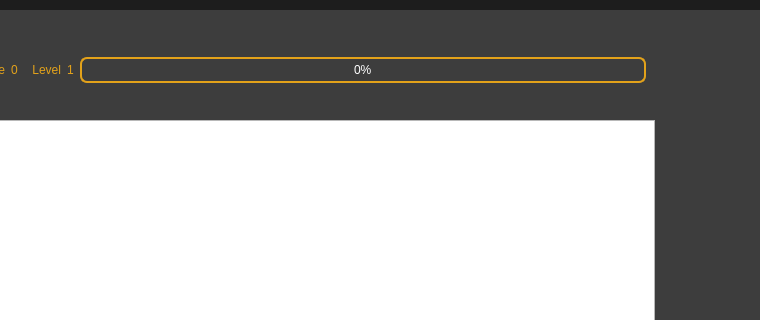
This is snakewindow.ui in TheresePlaton/test as Qt 5 draws it before an edit; both pictures show x 135 to 895 and y 0 to 320 of the 895 by 685 pixel window. The edited form follows.
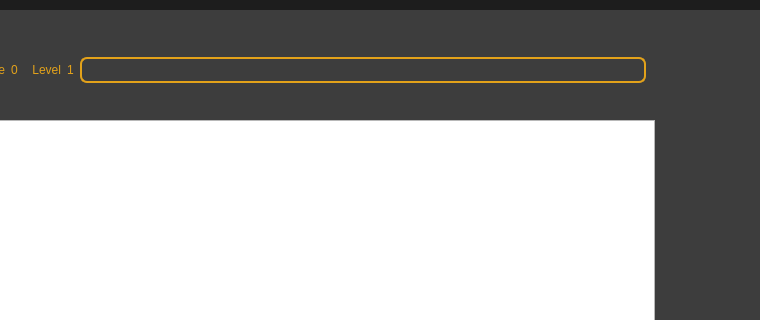
This is the edited form.

Commit message: can now use tab to pause the game

```diff
--- a/snakewindow.ui
+++ b/snakewindow.ui
@@ -268,6 +268,9 @@
        <property name="value">
         <number>0</number>
        </property>
+       <property name="format">
+        <string/>
+       </property>
       </widget>
      </item>
     </layout>
```
The commit also changes 2 other files.
